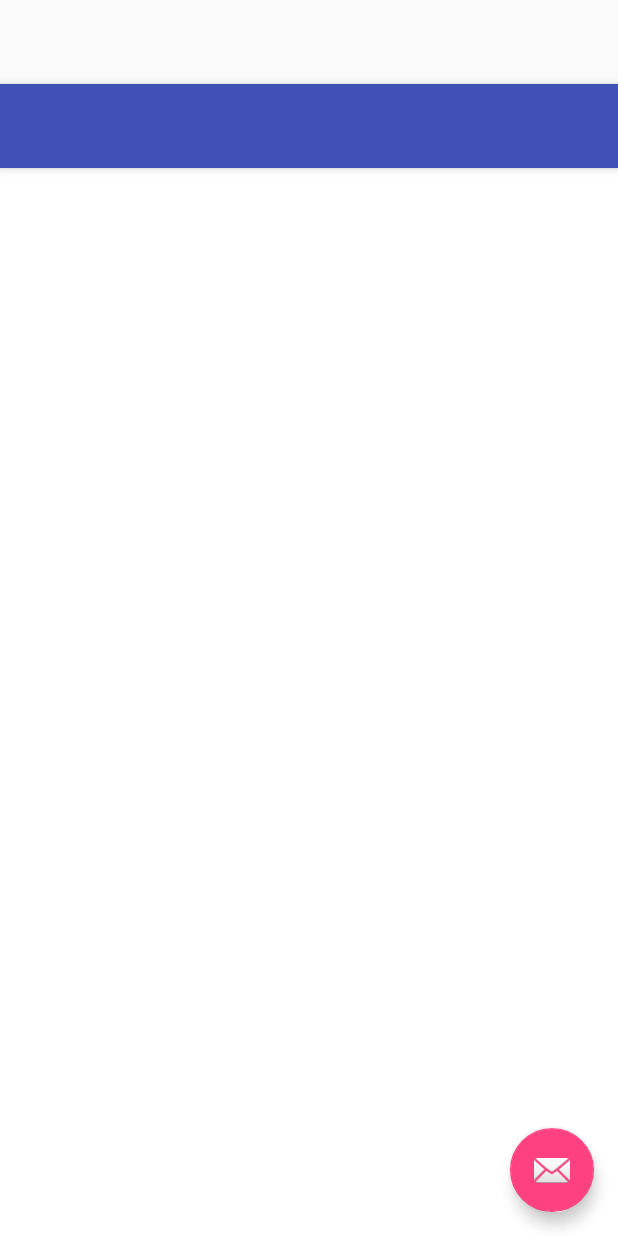
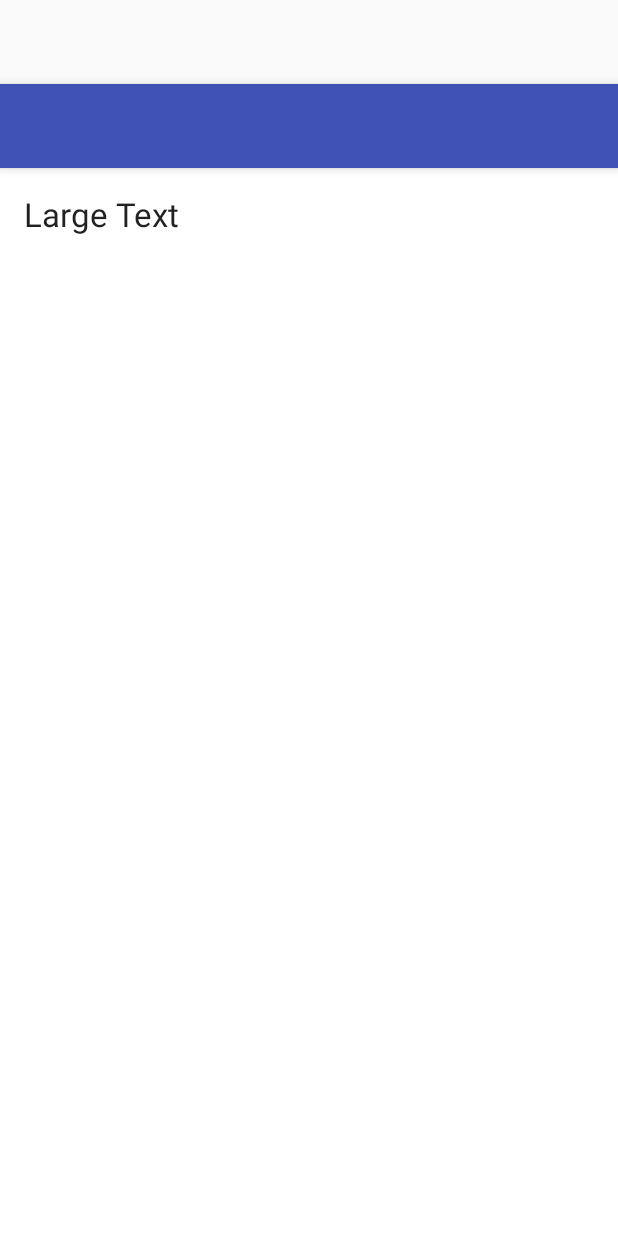
Before and after one commit to Ever-Never/TProxy, an Android app: the layout activity_captures.xml on its own in the app's theme, with its tools: preview values and no code run, on a phone screen of 412 x 824 dp. Run offline under Robolectric (Android 15) with nearby library versions, the phone set to English and light mode, and no system bars.

Commit message:
Log functionalities

```diff
--- a/app/src/main/java/sii/uniroma2/HonorineCevallos/TProxy/Connectivity/AddressHelper.java
+++ b/app/src/main/java/sii/uniroma2/HonorineCevallos/TProxy/Connectivity/ConnectivityHelper.java
@@ -20,14 +20,14 @@ import sii.uniroma2.HonorineCevallos.TProxy.exceptions.ConnectivityManagerExcept
 /**
  * Created by Jesus on 15/12/2015.
  */
-public class AddressHelper {
+public class ConnectivityHelper {
 
     private InetAddress myLocalIpAdress;
     private ConnectivityManager connMgr ;
     private Context superContext;
-    private static AddressHelper singleton_Instance;
+    private static ConnectivityHelper singleton_Instance;
 
-    public AddressHelper(Context ctx){
+    public ConnectivityHelper(Context ctx){
         this.superContext = ctx;
         connMgr = (ConnectivityManager) superContext.getSystemService(superContext.CONNECTIVITY_SERVICE);
     }
--- a/app/src/main/java/sii/uniroma2/HonorineCevallos/TProxy/core/LocalVPNService.java
+++ b/app/src/main/java/sii/uniroma2/HonorineCevallos/TProxy/core/LocalVPNService.java
@@ -233,7 +233,7 @@ public class LocalVPNService extends VpnService
                         dataSent = true;
                         bufferToNetwork.flip();
                         Packet packet = new Packet(bufferToNetwork);
-
+                        packet.setIncomming(false);
                         if (packet.isUDP())
                         {
                             deviceToNetworkUDPQueue.offer(packet);
--- a/app/src/main/java/sii/uniroma2/HonorineCevallos/TProxy/core/TCPOutput.java
+++ b/app/src/main/java/sii/uniroma2/HonorineCevallos/TProxy/core/TCPOutput.java
@@ -73,8 +73,6 @@ public class TCPOutput implements Runnable
                 {
                     currentPacket = inputQueue.poll();
                     if (currentPacket != null){
-                        currentPacket.setOutgoing(true);
-                        currentPacket.setIncomming(false);
                         break;
                     }
                     Thread.sleep(10);
--- a/app/src/main/java/sii/uniroma2/HonorineCevallos/TProxy/core/UDPInput.java
+++ b/app/src/main/java/sii/uniroma2/HonorineCevallos/TProxy/core/UDPInput.java
@@ -83,7 +83,6 @@ public class UDPInput implements Runnable
                         int readBytes = inputChannel.read(receiveBuffer);
 
                         Packet referencePacket = (Packet) key.attachment();
-                        referencePacket.setOutgoing(false);
                         referencePacket.setIncomming(true);
                         logManager.writePacketInfo(referencePacket);
                         referencePacket.updateUDPBuffer(receiveBuffer, readBytes);
--- a/app/src/main/java/sii/uniroma2/HonorineCevallos/TProxy/core/UDPOutput.java
+++ b/app/src/main/java/sii/uniroma2/HonorineCevallos/TProxy/core/UDPOutput.java
@@ -31,7 +31,7 @@ import java.util.concurrent.ConcurrentLinkedQueue;
 
 import sii.uniroma2.HonorineCevallos.TProxy.logManaging.GlobalAppState;
 import sii.uniroma2.HonorineCevallos.TProxy.utils.ByteBufferPool;
-import sii.uniroma2.HonorineCevallos.TProxy.Connectivity.AddressHelper;
+import sii.uniroma2.HonorineCevallos.TProxy.Connectivity.ConnectivityHelper;
 import sii.uniroma2.HonorineCevallos.TProxy.utils.LRUCache;
 import sii.uniroma2.HonorineCevallos.TProxy.PacketManager.Packet;
 import sii.uniroma2.HonorineCevallos.TProxy.exceptions.AddressHelperException;
@@ -82,7 +82,6 @@ public class UDPOutput implements Runnable
                     //I can do the poll because in VPNRunnable, inside the reception thread, i have done the offer().
                     currentPacket = inputQueue.poll();
                     if (currentPacket != null){
-                        currentPacket.setOutgoing(true);
                         currentPacket.setIncomming(false);
                         break;
                     }
@@ -114,7 +113,7 @@ public class UDPOutput implements Runnable
                     interface of the device.
                     * */
                     InetSocketAddress sa = null;
-                    AddressHelper ah = GlobalAppState.addressHelper;
+                    ConnectivityHelper ah = GlobalAppState.connectivityHelper;
                     InetAddress ia= null;
                     try {
                         ia = ah.getIPAddress();
--- a/app/src/main/java/sii/uniroma2/HonorineCevallos/TProxy/logManaging/PacketListAdapter.java
+++ b/app/src/main/java/sii/uniroma2/HonorineCevallos/TProxy/logManaging/PacketListAdapter.java
@@ -50,7 +50,7 @@ public class PacketListAdapter extends ArrayAdapter<Message> {
             incommingMessage.setVisibility(View.GONE);
             tvbody.setGravity(Gravity.CENTER_VERTICAL | Gravity.RIGHT);
         }
-        tvbody.setText(packet.transportProtocol+"/n"+packet.Timestamp+"/n"+packet.connectivityType);
+        tvbody.setText(packet.transportProtocol+","+packet.Timestamp+","+packet.connectivityType);
         return convertView;
 
     }
--- a/app/src/main/res/layout/activity_captures.xml
+++ b/app/src/main/res/layout/activity_captures.xml
@@ -23,12 +23,6 @@
 
     <include layout="@layout/content_captures" />
 
-    <android.support.design.widget.FloatingActionButton
-        android:id="@+id/fab"
-        android:layout_width="wrap_content"
-        android:layout_height="wrap_content"
-        android:layout_gravity="bottom|end"
-        android:layout_margin="@dimen/fab_margin"
-        android:src="@android:drawable/ic_dialog_email" />
+
 
 </android.support.design.widget.CoordinatorLayout>
--- a/app/src/main/res/layout/content_captures.xml
+++ b/app/src/main/res/layout/content_captures.xml
@@ -14,7 +14,7 @@
     tools:context="sii.uniroma2.HonorineCevallos.TProxy.main.CapturesActivity"
     tools:showIn="@layout/activity_captures">
 
-    <ListView
+    <!--<ListView
         android:layout_width="wrap_content"
         android:transcriptMode="alwaysScroll"
         android:layout_height="match_parent"
@@ -23,7 +23,18 @@
         android:layout_alignParentLeft="true"
         android:layout_alignParentRight="true"
         android:layout_marginBottom="131dp" />
+        -->
 
 
+    <TextView
+        android:layout_width="wrap_content"
+        android:layout_height="wrap_content"
+        android:textAppearance="?android:attr/textAppearanceLarge"
+        android:text="Large Text"
+        android:id="@+id/LogtextView"
+        android:layout_alignParentBottom="true"
+        android:layout_alignParentEnd="true"
+        android:layout_alignParentTop="true"
+        android:layout_alignParentStart="true" />
 
 </RelativeLayout>
```
Also changed, not shown: app/src/main/java/sii/uniroma2/HonorineCevallos/TProxy/PacketManager/Packet.java (+1 -7 lines), app/src/main/java/sii/uniroma2/HonorineCevallos/TProxy/core/TCPInput.java (+3 -4 lines), app/src/main/java/sii/uniroma2/HonorineCevallos/TProxy/logManaging/GlobalAppState.java (+4 -3 lines), app/src/main/java/sii/uniroma2/HonorineCevallos/TProxy/logManaging/LogManager.java (+49 -22 lines), app/src/main/java/sii/uniroma2/HonorineCevallos/TProxy/main/CapturesActivity.java (+8 -15 lines).
